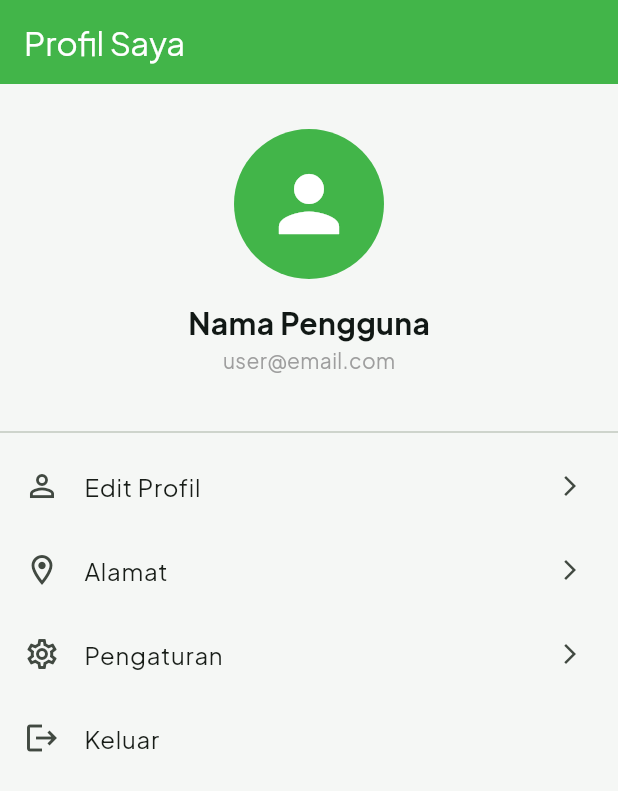
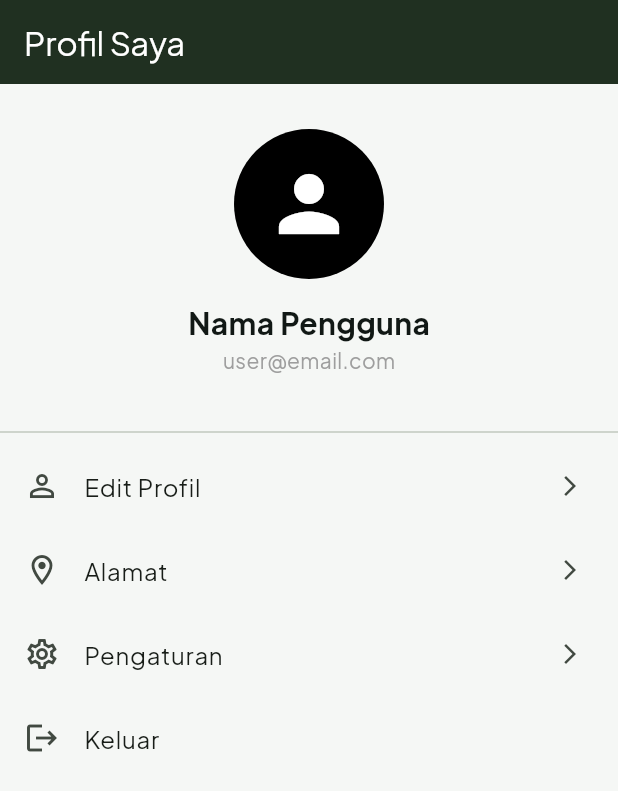
Before and after one commit to seravym/flutter-tokopedia-clone, a Flutter app: the ProfilePage screen opened by its route, on a phone screen of 412 x 824 dp. Shown: the top 791 px of the screen. Run offline on Flutter 3.47's test engine with Material 3 defaults, Android fonts, the phone set to English and light mode, and no system bars; our stand-ins replace cached_network_image, go_router, google_fonts, google_nav_bar, liquid_pull_to_refresh, shared_preferences and 1 more; accounts and stored records are empty.

Commit message:
fix code untuk profile

```diff
--- a/lib/main.dart
+++ b/lib/main.dart
@@ -13,6 +13,7 @@ import 'services/product_repository.dart';
 import 'screens/product/product_detail_page.dart';
 import 'pages/otp_page.dart';
 import 'pages/profile_page.dart';
+import 'pages/signUp_page.dart';
 
 Future<void> main() async {
   WidgetsFlutterBinding.ensureInitialized();
@@ -45,6 +46,11 @@ class MyApp extends StatelessWidget {
         ),
         // 3. Login Page
         GoRoute(path: '/login', builder: (context, state) => const LoginPage()),
+
+        GoRoute(
+          path: '/signup',
+          builder: (context, state) => const SignUpPage(),
+        ),
 
         // 4. OTP
         GoRoute(path: '/otp', builder: (context, state) => const OtpPage()),
--- a/lib/pages/profile_page.dart
+++ b/lib/pages/profile_page.dart
@@ -1,14 +1,23 @@
 import 'package:flutter/material.dart';
+import 'package:go_router/go_router.dart';
 
 class ProfilePage extends StatelessWidget {
   const ProfilePage({super.key});
 
   @override
   Widget build(BuildContext context) {
+    final nama =
+        GoRouterState.of(context).uri.queryParameters['nama'] ??
+        'Nama Pengguna';
+
+    final email =
+        GoRouterState.of(context).uri.queryParameters['email'] ??
+        'user@email.com';
+
     return Scaffold(
       appBar: AppBar(
         title: const Text('Profil Saya'),
-        backgroundColor: const Color(0xFF42B549),
+        backgroundColor: const Color.fromARGB(255, 32, 48, 33),
         foregroundColor: Colors.white,
       ),
       body: Column(
@@ -17,7 +26,7 @@ class ProfilePage extends StatelessWidget {
 
           const CircleAvatar(
             radius: 50,
-            backgroundColor: Color(0xFF42B549),
+            backgroundColor: Color.fromARGB(255, 0, 0, 0),
             child: Icon(
               Icons.person,
               size: 60,
@@ -27,17 +36,17 @@ class ProfilePage extends StatelessWidget {
 
           const SizedBox(height: 15),
 
-          const Text(
-            'Nama Pengguna',
-            style: TextStyle(
+          Text(
+            nama,
+            style: const TextStyle(
               fontSize: 20,
               fontWeight: FontWeight.bold,
             ),
           ),
 
-          const Text(
-            'user@email.com',
-            style: TextStyle(
+          Text(
+            email,
+            style: const TextStyle(
               color: Colors.grey,
             ),
           ),
@@ -71,11 +80,7 @@ class ProfilePage extends StatelessWidget {
             leading: const Icon(Icons.logout),
             title: const Text('Keluar'),
             onTap: () {
-              Navigator.pushNamedAndRemoveUntil(
-                context,
-                '/login',
-                (route) => false,
-              );
+              context.go('/login');
             },
           ),
         ],
--- a/lib/screens/splash/loading_page.dart
+++ b/lib/screens/splash/loading_page.dart
@@ -28,7 +28,7 @@ class _LoadingPageState extends State<LoadingPage> {
     Future.delayed(const Duration(seconds: 3), () {
       _blinkTimer?.cancel();
       if (mounted) {
-        context.go('/home');
+        context.go('/onboarding');
       }
     });
   }
```
Also changed, not shown: lib/login_page.dart (+18 -3 lines), lib/pages/otp_page.dart (+9 -19 lines), lib/pages/signUp_page.dart (+27 -9 lines), lib/screens/onboarding/onboarding_screen.dart (+7 -6 lines), 1 other file.
